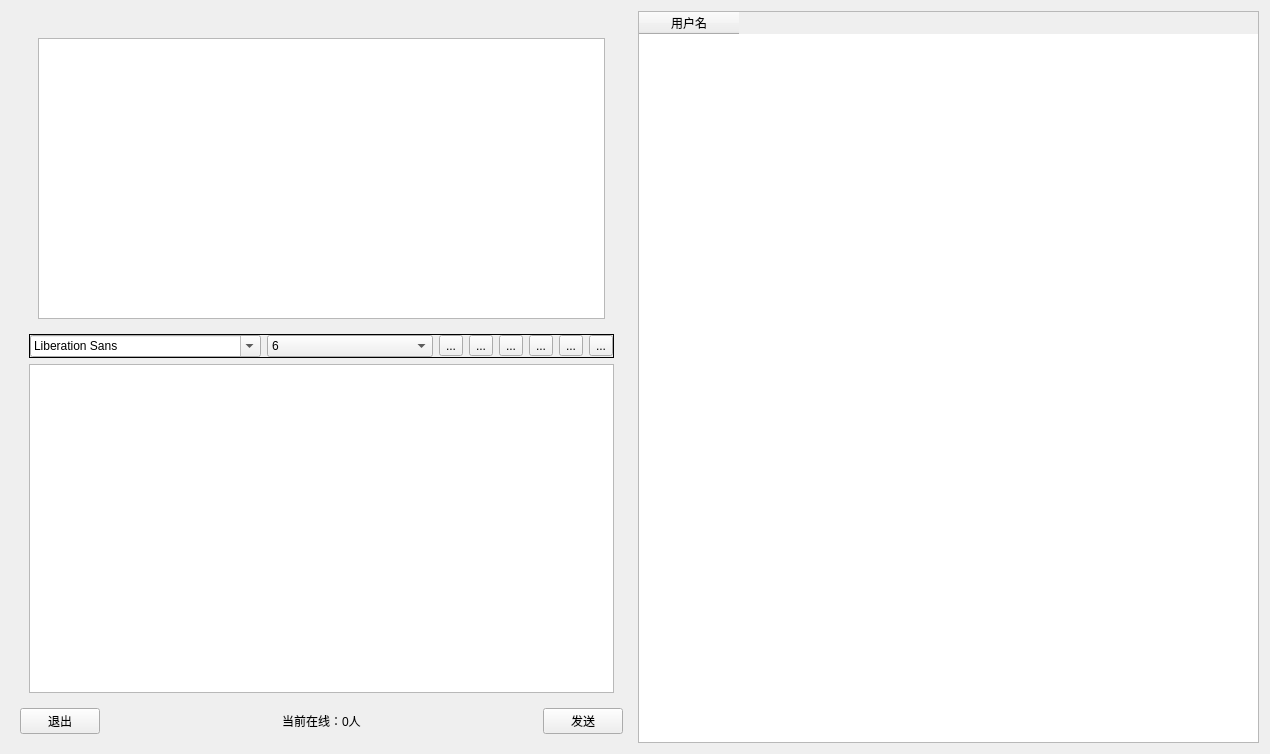
Old version of the form chatroom/chatroom/widget.ui in the repository Ph0m1/xupt-linux-plan.
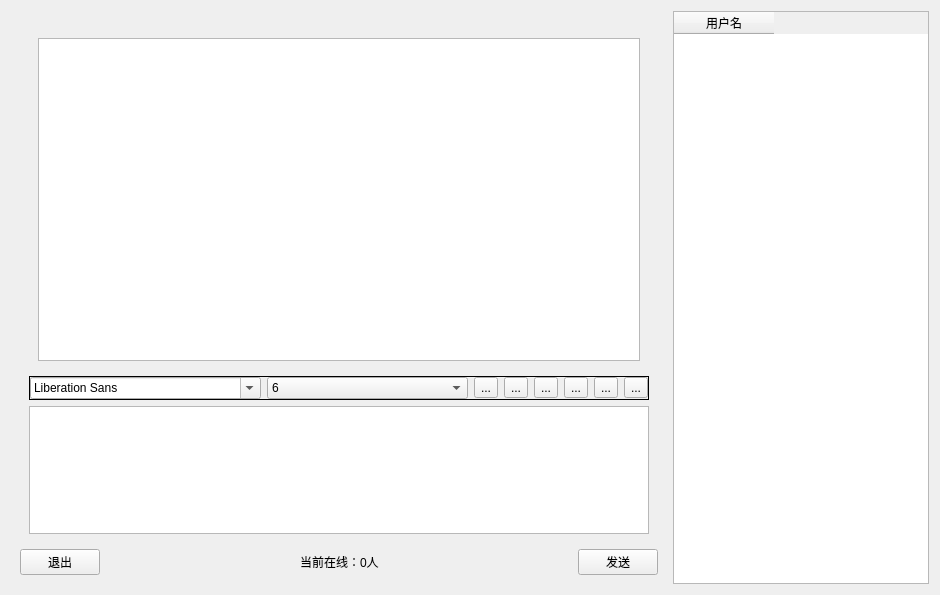
New version of the form. Icons and pictures are not drawn.

Patch:
```diff
--- a/chatroom/chatroom/widget.ui
+++ b/chatroom/chatroom/widget.ui
@@ -6,8 +6,8 @@
    <rect>
     <x>0</x>
     <y>0</y>
-    <width>1270</width>
-    <height>754</height>
+    <width>940</width>
+    <height>595</height>
    </rect>
   </property>
   <property name="windowTitle">
@@ -54,7 +54,14 @@
                 <widget class="QWidget" name="widget" native="true">
                  <layout class="QHBoxLayout" name="horizontalLayout">
                   <item>
-                   <widget class="QTextBrowser" name="MsgBrowser"/>
+                   <widget class="QTextBrowser" name="MsgBrowser">
+                    <property name="sizePolicy">
+                     <sizepolicy hsizetype="Expanding" vsizetype="MinimumExpanding">
+                      <horstretch>0</horstretch>
+                      <verstretch>0</verstretch>
+                     </sizepolicy>
+                    </property>
+                   </widget>
                   </item>
                  </layout>
                 </widget>
@@ -227,7 +234,7 @@
                      </size>
                     </property>
                     <property name="checkable">
-                     <bool>true</bool>
+                     <bool>false</bool>
                     </property>
                    </widget>
                   </item>
@@ -299,7 +306,20 @@
                 <number>0</number>
                </property>
                <item>
-                <widget class="QTextEdit" name="msgTextEdit"/>
+                <widget class="QTextEdit" name="msgTextEdit">
+                 <property name="sizePolicy">
+                  <sizepolicy hsizetype="Expanding" vsizetype="Preferred">
+                   <horstretch>0</horstretch>
+                   <verstretch>0</verstretch>
+                  </sizepolicy>
+                 </property>
+                 <property name="maximumSize">
+                  <size>
+                   <width>16777215</width>
+                   <height>128</height>
+                  </size>
+                 </property>
+                </widget>
                </item>
               </layout>
              </widget>
@@ -392,6 +412,12 @@
          </property>
          <item>
           <widget class="QTableWidget" name="userTable">
+           <property name="sizePolicy">
+            <sizepolicy hsizetype="Preferred" vsizetype="Expanding">
+             <horstretch>0</horstretch>
+             <verstretch>0</verstretch>
+            </sizepolicy>
+           </property>
            <column>
             <property name="text">
              <string>用户名</string>
```
